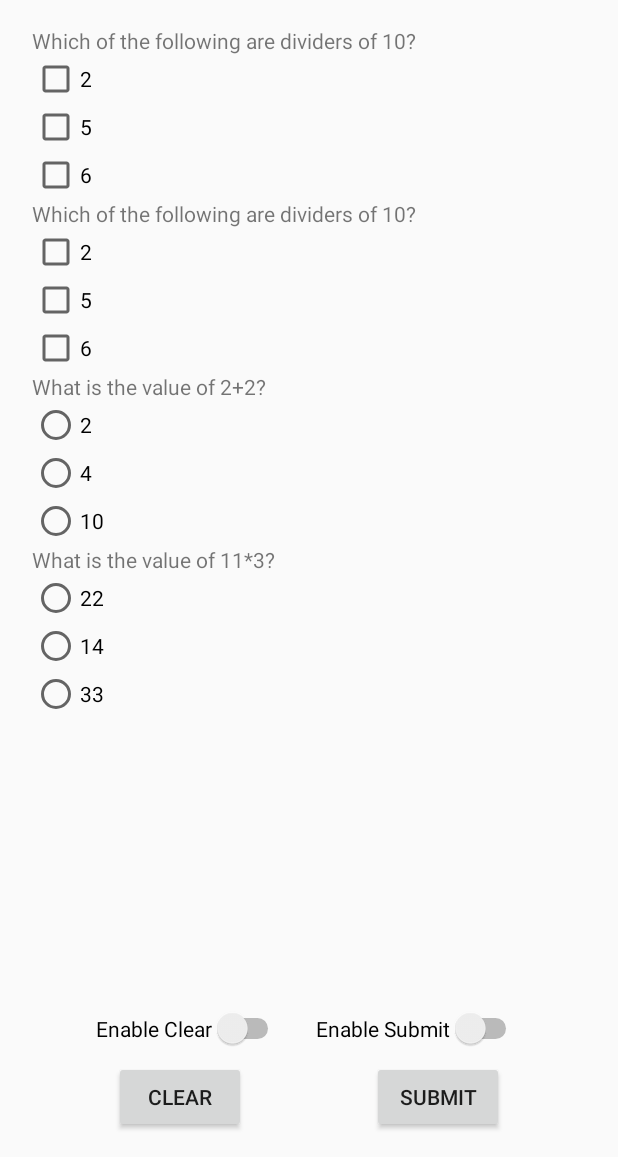
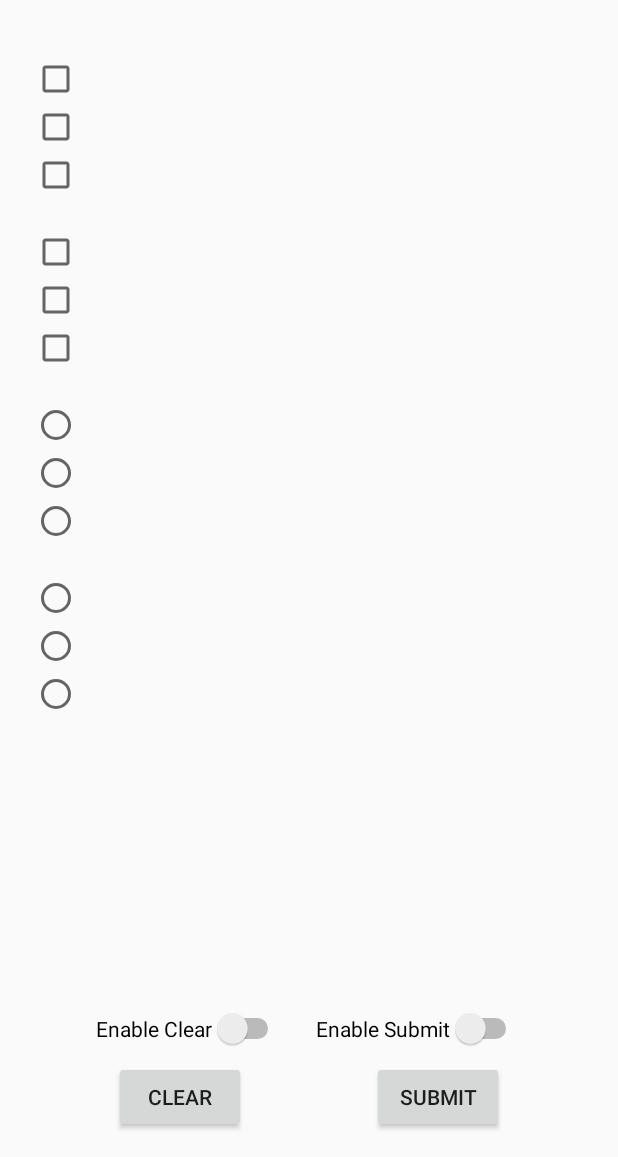
Before and after one commit to mar3g/android-quiz, an Android app: the layout activity_main.xml on its own in the app's theme, with its tools: preview values and no code run, on a phone screen of 412 x 824 dp, the part 79-1236 px from its top. Run offline under Robolectric (Android 15) with nearby library versions, the phone set to English and light mode, and no system bars.

Commit message:
Change way of questions initialization

```diff
--- a/app/src/main/res/layout/activity_main.xml
+++ b/app/src/main/res/layout/activity_main.xml
@@ -29,77 +29,61 @@
                       android:orientation="vertical">
 
             <TextView
-                    android:text="@string/first_question"
                     android:layout_width="match_parent"
                     android:layout_height="wrap_content" android:id="@+id/q1"/>
             <CheckBox
-                    android:text="@string/q1_a1"
                     android:layout_width="match_parent"
                     android:layout_height="wrap_content" android:id="@+id/q1_a1"/>
             <CheckBox
-                    android:text="@string/q1_a2"
                     android:layout_width="match_parent"
                     android:layout_height="wrap_content" android:id="@+id/q1_a2"/>
             <CheckBox
-                    android:text="@string/q1_a3"
                     android:layout_width="match_parent"
                     android:layout_height="wrap_content" android:id="@+id/q1_a3"/>
 
             <TextView
-                    android:text="@string/first_question"
                     android:layout_width="match_parent"
                     android:layout_height="wrap_content" android:id="@+id/q2"/>
             <CheckBox
-                    android:text="@string/q1_a1"
                     android:layout_width="match_parent"
                     android:layout_height="wrap_content" android:id="@+id/q2_a1"/>
             <CheckBox
-                    android:text="@string/q1_a2"
                     android:layout_width="match_parent"
                     android:layout_height="wrap_content" android:id="@+id/q2_a2"/>
             <CheckBox
-                    android:text="@string/q1_a3"
                     android:layout_width="match_parent"
                     android:layout_height="wrap_content" android:id="@+id/q2_a3"/>
 
             <TextView
-                    android:text="@string/third_question"
                     android:layout_width="match_parent"
                     android:layout_height="wrap_content" android:id="@+id/q3"/>
             <RadioGroup
                     android:layout_width="match_parent"
                     android:layout_height="match_parent">
                 <RadioButton
-                        android:text="@string/q3_a1"
                         android:layout_width="match_parent"
                         android:layout_height="wrap_content" android:id="@+id/q3_a1"/>
                 <RadioButton
-                        android:text="@string/q3_a2"
                         android:layout_width="match_parent"
                         android:layout_height="wrap_content" android:id="@+id/q3_a2"/>
                 <RadioButton
-                        android:text="@string/q3_a3"
                         android:layout_width="match_parent"
                         android:layout_height="wrap_content" android:id="@+id/q3_a3"/>
             </RadioGroup>
 
             <TextView
-                    android:text="@string/fourth_question"
                     android:layout_width="match_parent"
                     android:layout_height="wrap_content" android:id="@+id/q4"/>
             <RadioGroup
                     android:layout_width="match_parent"
                     android:layout_height="match_parent">
                 <RadioButton
-                        android:text="@string/q4_a1"
                         android:layout_width="match_parent"
                         android:layout_height="wrap_content" android:id="@+id/q4_a1"/>
                 <RadioButton
-                        android:text="@string/q4_a2"
                         android:layout_width="match_parent"
                         android:layout_height="wrap_content" android:id="@+id/q4_a2"/>
                 <RadioButton
-                        android:text="@string/q4_a3"
                         android:layout_width="match_parent"
                         android:layout_height="wrap_content" android:id="@+id/q4_a3"/>
             </RadioGroup>
--- a/app/src/main/res/values/strings.xml
+++ b/app/src/main/res/values/strings.xml
@@ -5,24 +5,4 @@
     <string name="enable_submit">Enable Submit</string>
     <string name="clear">Clear</string>
     <string name="enable_clear">Enable Clear</string>
-
-    <string name="first_question">Which of the following are dividers of 10?</string>
-    <string name="q1_a1">2</string>
-    <string name="q1_a2">5</string>
-    <string name="q1_a3">6</string>
-
-    <string name="second_question">Which of the following are greater than 7?</string>
-    <string name="q2_a1">3</string>
-    <string name="q2_a2">6</string>
-    <string name="q2_a3">9</string>
-
-    <string name="third_question">What is the value of 2+2?</string>
-    <string name="q3_a1">2</string>
-    <string name="q3_a2">4</string>
-    <string name="q3_a3">10</string>
-
-    <string name="fourth_question">What is the value of 11*3?</string>
-    <string name="q4_a1">22</string>
-    <string name="q4_a2">14</string>
-    <string name="q4_a3">33</string>
 </resources>
```
Also changed, not shown: app/src/main/java/com/example/quiz/MainActivity.java (+96 -4 lines), app/src/main/java/com/example/quiz/elements/Answer.java (added, +31 -0 lines), app/src/main/java/com/example/quiz/elements/Question.java (added, +27 -0 lines).
